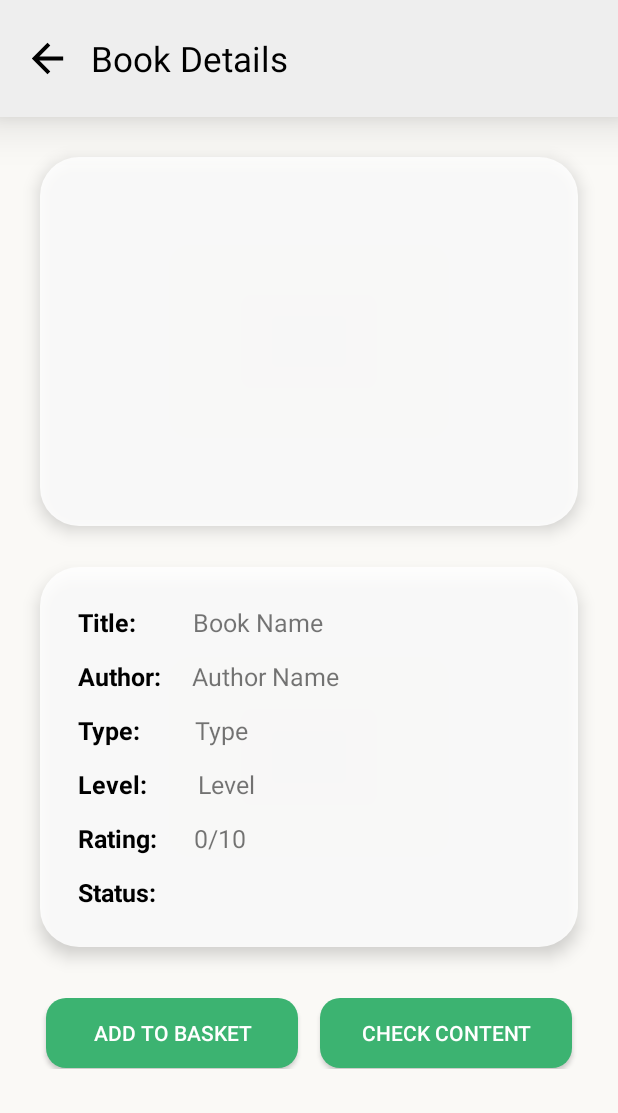
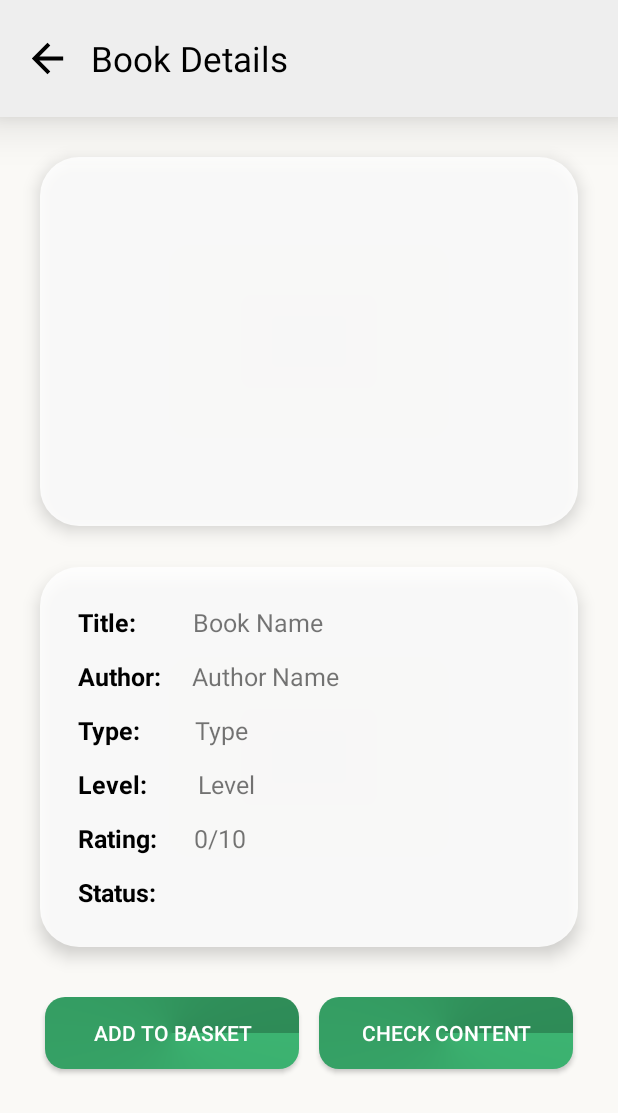
Before and after one commit to usmanstt/BooksLibrary, an Android app: the layout activity_book_details.xml on its own in the app's theme, with its tools: preview values and no code run, on a phone screen of 412 x 824 dp. Shown: the top 1113 px of the screen. Run offline under Robolectric (Android 15) with nearby library versions, the phone set to English and light mode, and no system bars; network calls fail.

Commit message:
Initial Comit

```diff
--- a/app/build.gradle
+++ b/app/build.gradle
@@ -55,5 +55,7 @@ dependencies {
     implementation 'com.hmomeni.progresscircula:progresscircula:0.2.1'
     implementation 'com.github.bumptech.glide:glide:4.8.0'
     implementation 'de.hdodenhof:circleimageview:3.1.0'
+    implementation 'io.github.pilgr:paperdb:2.7.2'
+    implementation 'com.google.code.gson:gson:2.8.8'
 
 }
--- a/app/src/main/java/com/example/JanMuhammadKnowledgeOasis/Profile.kt
+++ b/app/src/main/java/com/example/JanMuhammadKnowledgeOasis/Profile.kt
@@ -471,6 +471,9 @@ class Profile : AppCompatActivity(), AllOrdersInterface {
                     fetchOrders()
                     updateAllbooks(currentItem.ref_number.toString(), rate.text.toString().trim())
                 }
+                else if (yes == true && no == false && rate.text.toString().trim().toInt() > 10){
+                    Toast.makeText(applicationContext, "Rating can't be greater than 10", Toast.LENGTH_LONG).show()
+                }
 
             }
         }
--- a/app/src/main/res/drawable/button_bg.xml
+++ b/app/src/main/res/drawable/button_bg.xml
@@ -1,19 +1,21 @@
-<layer-list xmlns:android="http://schemas.android.com/apk/res/android"
-    android:layout_width="match_parent"
-    android:layout_height="1dp">
-
-    <item
-        android:left="1dp"
-        android:right="1dp"
-        android:top="1dp"
-        android:bottom="1dp">
-        <shape
-            android:shape="rectangle">
-            <solid android:color="@color/teal_200"/>
-            <corners
-                android:radius="@dimen/_10sdp"/>
+<?xml version="1.0" encoding="utf-8"?>
+<ripple xmlns:android="http://schemas.android.com/apk/res/android"
+    android:color="@color/teal_200">
+    <item android:id="@android:id/mask">
+        <shape android:shape="rectangle">
+            <solid android:color="@color/white" />
+            <corners android:radius="10dp" />
         </shape>
-
     </item>
 
-</layer-list>
+    <item android:id="@android:id/background">
+        <shape android:shape="rectangle">
+            <gradient
+                android:endColor="@color/green"
+                android:startColor="@color/teal_200"
+                android:type="sweep"
+                />
+            <corners android:radius="@dimen/_10sdp" />
+        </shape>
+    </item>
+</ripple>
--- a/app/src/main/res/layout/activity_book_details.xml
+++ b/app/src/main/res/layout/activity_book_details.xml
@@ -290,7 +290,7 @@
 
     <RelativeLayout
         android:layout_width="match_parent"
-        android:layout_height="wrap_content"
+        android:layout_height="match_parent"
         app:layout_constraintTop_toBottomOf="@id/layout3"
         app:layout_constraintStart_toStartOf="parent"
         app:layout_constraintEnd_toEndOf="parent"
@@ -298,6 +298,7 @@
         android:gravity="center"
         android:layout_marginTop="@dimen/_15sdp"
         android:padding="@dimen/_10sdp"
+        android:layout_marginBottom="@dimen/_20sdp"
         >
 
         <androidx.appcompat.widget.AppCompatButton
@@ -309,11 +310,8 @@
             android:text="Add to Basket"
             android:textColor="@color/white"
             android:layout_marginRight="@dimen/_10sdp"
-            app:layout_constraintBottom_toBottomOf="parent"
-            app:layout_constraintEnd_toStartOf="@id/btnCheckContent"
-            app:layout_constraintHorizontal_bias="0.15"
-            app:layout_constraintStart_toStartOf="parent"
             android:layout_toLeftOf="@id/btnCheckContent"
+            android:layout_marginBottom="@dimen/_10sdp"
             />
 
         <androidx.appcompat.widget.AppCompatButton
@@ -324,6 +322,7 @@
             android:background="@drawable/button_bg"
             app:layout_constraintStart_toEndOf="@id/btnAddCart"
             app:layout_constraintEnd_toEndOf="parent"
+            android:layout_marginBottom="@dimen/_10sdp"
             android:text="Check Content"
             app:layout_constraintBottom_toBottomOf="parent"
             />
--- a/app/src/main/res/layout/activity_rewards_admin.xml
+++ b/app/src/main/res/layout/activity_rewards_admin.xml
@@ -62,7 +62,7 @@
 
     <LinearLayout
         android:layout_width="match_parent"
-        android:layout_height="match_parent"
+        android:layout_height="wrap_content"
         app:layout_constraintTop_toBottomOf="@id/linear3"
         android:id="@+id/linear"
         android:layout_below="@id/linear3"
@@ -76,7 +76,6 @@
         <androidx.recyclerview.widget.RecyclerView
             android:layout_width="match_parent"
             android:layout_height="wrap_content"
-            android:layout_margin="@dimen/_10sdp"
             tools:listitem="@layout/rewardsadmin"
             android:id="@+id/recyclerRewards"/>
 
--- a/app/src/main/res/layout/dialogreturn.xml
+++ b/app/src/main/res/layout/dialogreturn.xml
@@ -63,12 +63,13 @@
         <EditText
             android:layout_width="@dimen/_50sdp"
             android:layout_height="@dimen/_30sdp"
-            android:buttonTint="@drawable/checkbox_tint"
             android:background="@drawable/circle"
             android:textSize="@dimen/_15ssp"
             android:id="@+id/rating"
             android:inputType="number"
             android:singleLine="true"
+            android:paddingLeft="@dimen/_5sdp"
+            android:maxLength="2"
             />
 
         <TextView
```
Also changed, not shown: app/src/main/java/com/example/JanMuhammadKnowledgeOasis/AllOrdersAdmin.kt (+8 -5 lines), app/src/main/java/com/example/JanMuhammadKnowledgeOasis/Basket.kt (+102 -49 lines), app/src/main/java/com/example/JanMuhammadKnowledgeOasis/BookDetails.kt (+114 -66 lines), app/src/main/java/com/example/JanMuhammadKnowledgeOasis/Home.kt (+58 -30 lines), app/src/main/java/com/example/JanMuhammadKnowledgeOasis/Search.kt (+24 -24 lines), app/src/main/java/com/example/JanMuhammadKnowledgeOasis/UploadBooks.kt (+57 -40 lines), app/src/main/res/layout/activity_check_out.xml (+2 -6 lines).
